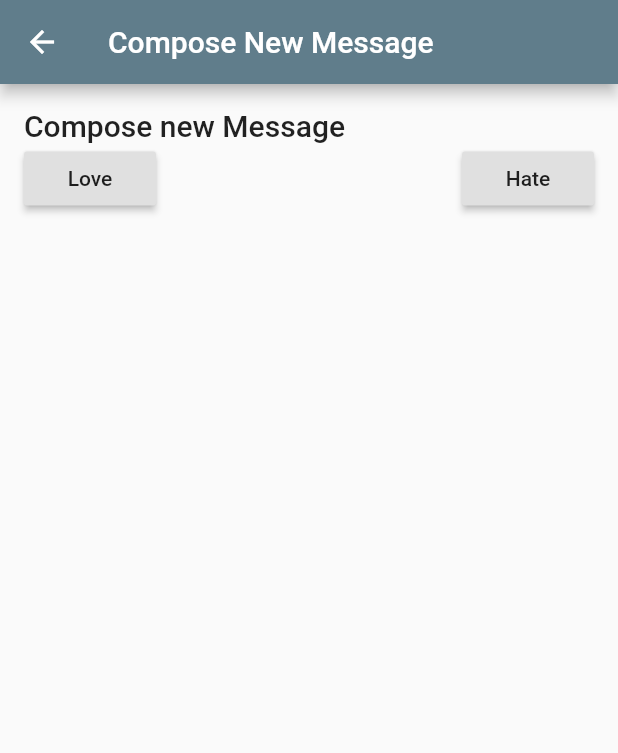
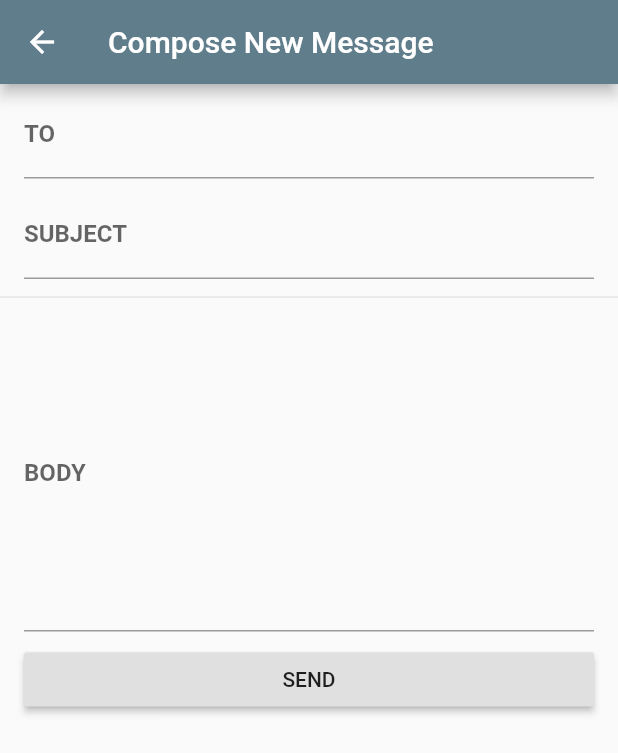
Before and after one commit to Daimioo/emailapp, a Flutter app: the screen it shows after launch, after a tap on the "add" icon, on a phone screen of 412 x 824 dp. Shown: the top 753 px of the screen. Run offline on Flutter 3.47's test engine with Material 2 defaults, Android fonts, the phone set to English and light mode, and no system bars; generated files the repository leaves out were written again; network calls fail.

Commit message:
simple form

```diff
--- a/lib/ComposeButton.dart
+++ b/lib/ComposeButton.dart
@@ -1,23 +1,31 @@
+import 'package:emailapp/Message.dart';
 import 'package:emailapp/MessageCompose.dart';
 import 'package:flutter/material.dart';
 import 'package:flutter/widgets.dart';
 
 class ComposeButton extends StatelessWidget  {
+  final List<Message> messages;
+
+  ComposeButton(this.messages);
+
   @override
   Widget build(BuildContext context) {
     return FloatingActionButton(
         child: Icon(Icons.add),
         onPressed: () async {
-          String intention = await Navigator.push(
+          Message message = await Navigator.push(
             context,
              MaterialPageRoute(builder: (BuildContext context) => MessageCompose()),
           );
 
-          Scaffold.of(context).showSnackBar(SnackBar(
-              content: Text("Your message has been sent with $intention"),
-              backgroundColor: Colors.green,
-            )
-          );
+          if (message != null) {
+            messages.add(message);
+            Scaffold.of(context).showSnackBar(SnackBar(
+                content: Text("Your message has been sent"),
+                backgroundColor: Colors.green,
+              )
+            );
+          }
         },
       );
   }
--- a/lib/MessageCompose.dart
+++ b/lib/MessageCompose.dart
@@ -1,37 +1,72 @@
+import 'package:emailapp/Message.dart';
 import 'package:flutter/material.dart';
 import 'package:flutter/widgets.dart';
 
-class MessageCompose extends StatelessWidget {
+class MessageCompose extends StatefulWidget {
+  @override
+  _MessageComposeState createState() => _MessageComposeState();
+}
+
+class _MessageComposeState extends State<MessageCompose> {
+  String to = "";
+  String subject = "";
+  String body = "";
+
   @override
   Widget build(BuildContext context) {
     return Scaffold(
       appBar: AppBar(title: Text("Compose New Message"),
       ),
-      body: Container(
-        padding: EdgeInsets.all(16),
+      body: SingleChildScrollView(
         child: Column(
-          crossAxisAlignment: CrossAxisAlignment.start,
           children: <Widget>[
-            Text("Compose new Message", style: Theme.of(context).textTheme.title),
-            Row(
-              mainAxisAlignment: MainAxisAlignment.spaceBetween,
-              children: <Widget>[
-              RaisedButton(
-                child: Text("Love"),
+            ListTile(
+              title: TextField(
+                onChanged: (value) {
+                  to = value;
+                },
+                decoration: InputDecoration(
+                  labelText: 'TO',
+                  labelStyle: TextStyle(fontWeight: FontWeight.bold),
+                ),
+              ),
+            ),
+            ListTile(
+              title: TextField(
+                onChanged: (value) {
+                  subject = value;
+                },
+                decoration: InputDecoration(
+                  labelText: 'SUBJECT',
+                  labelStyle: TextStyle(fontWeight: FontWeight.bold),
+                ),
+              ),
+            ),
+            Divider(),
+            ListTile(
+              title: TextField(
+                onChanged: (value) {
+                  body = value;
+                },
+                decoration: InputDecoration(
+                  labelText: 'BODY',
+                  labelStyle: TextStyle(fontWeight: FontWeight.bold),
+                ),
+                maxLines: 9,
+              )
+            ),
+            ListTile(
+              title: RaisedButton(
+                child: Text('SEND'),
                 onPressed: () {
-                  Navigator.pop(context, "Love");
+                  Message message = Message(subject, body);
+                  Navigator.pop(context, message);
                 },
               ),
-              RaisedButton(
-                child: Text("Hate"),
-                onPressed: () {
-                  Navigator.pop(context, "Hate");
-                },
-              )
-            ])
+            )
           ],
         ),
-      ),
+      )
     );
   }
 }
--- a/lib/MessageList.dart
+++ b/lib/MessageList.dart
@@ -17,13 +17,18 @@ class MessageList extends StatefulWidget {
 }
 
 class _MessageListState extends State<MessageList> {
-  Future<List<Message>> messages;
+  Future<List<Message>> future;
+  List<Message> messages = [];
 
   @override
   void initState() {
     super.initState();
+    fetch();
+  }
 
-    messages = Message.browse();
+  void fetch() async {
+    future = Message.browse();
+    messages = await future;
   }
 
   @override
@@ -32,8 +37,8 @@ class _MessageListState extends State<MessageList> {
       appBar: AppBar(
         title: Text(widget.title),
         actions: <Widget>[
-          IconButton(icon: Icon(Icons.refresh), onPressed: () {
-            var _messages = Message.browse();
+          IconButton(icon: Icon(Icons.refresh), onPressed: () async {
+            var _messages = await Message.browse();
 
             setState(() {
               messages = _messages;
@@ -42,7 +47,7 @@ class _MessageListState extends State<MessageList> {
         ],
       ),
       body: FutureBuilder(
-        future: messages,
+        future: future,
         builder: (BuildContext context, AsyncSnapshot snapshot) {
           switch (snapshot.connectionState) {
             case ConnectionState.none:
@@ -79,7 +84,7 @@ class _MessageListState extends State<MessageList> {
           }
         },
       ),
-      floatingActionButton: ComposeButton(),
+      floatingActionButton: ComposeButton(messages),
     );
   }
 }
```
